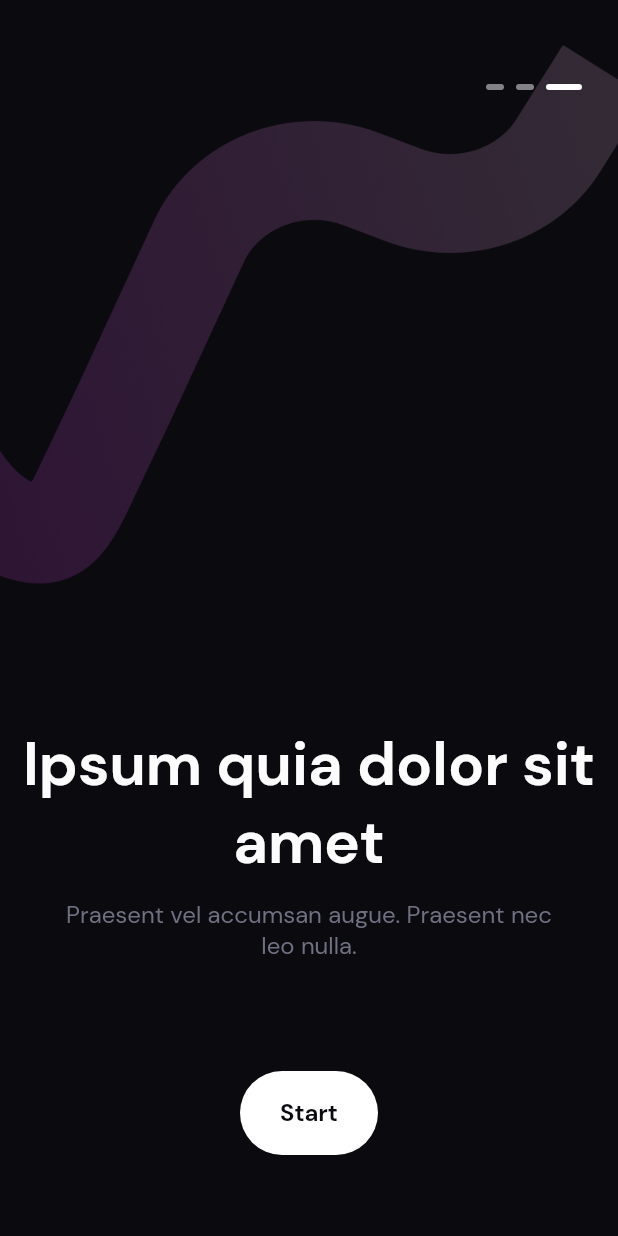
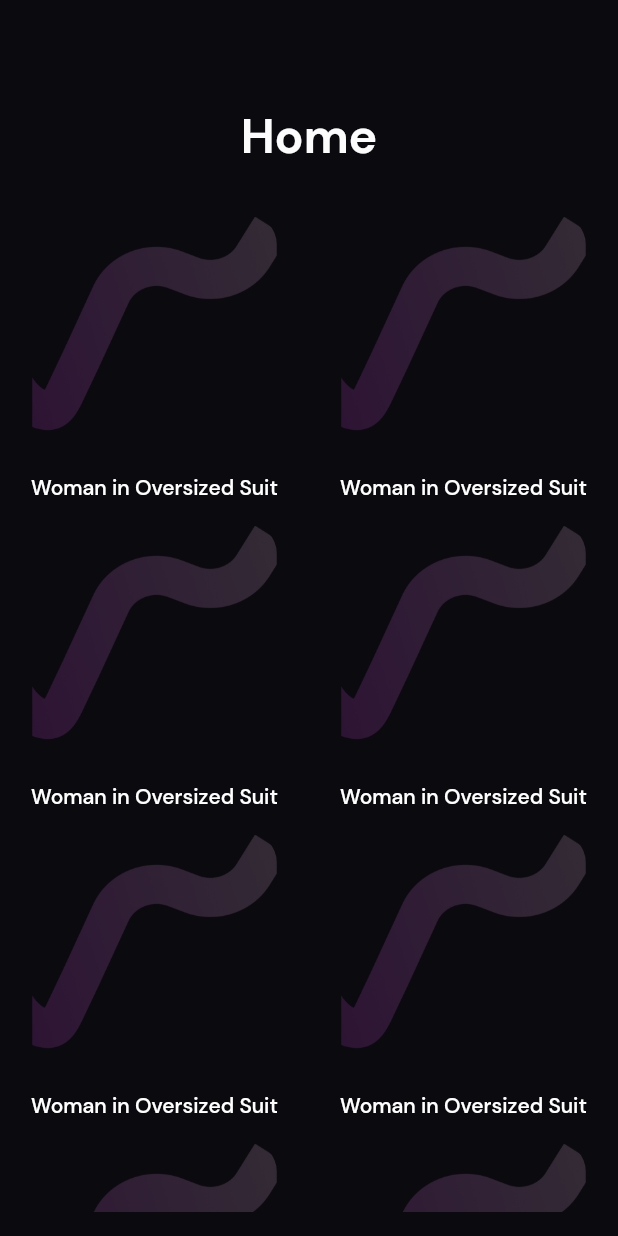
Before and after one commit to Abbie-n/flutter_challenge, a Flutter app: the screen it shows after launch, after a tap on "Skip", after a tap on "Start", on a phone screen of 412 x 824 dp. Run offline on Flutter 3.47's test engine with Material 2 defaults, Android fonts, the phone set to English and light mode, and no system bars; our stand-ins replace bloc, equatable.

Commit message:
Dummy UI

```diff
--- /dev/null
+++ b/lib/features/home/presentation/pages/home.dart
@@ -0,0 +1,65 @@
+import 'package:flutter/material.dart';
+import 'package:flutter/services.dart';
+import 'package:flutter_challenge/shared/shared.dart';
+
+class HomeScreen extends StatelessWidget {
+  const HomeScreen({Key? key}) : super(key: key);
+
+  @override
+  Widget build(BuildContext context) {
+    final orientation = MediaQuery.of(context).orientation;
+    return AnnotatedRegion<SystemUiOverlayStyle>(
+      value: SystemUiOverlayStyle.light,
+      child: Scaffold(
+        resizeToAvoidBottomInset: true,
+        body: Container(
+          padding: const EdgeInsets.only(
+            top: 70,
+            bottom: 16,
+          ),
+          alignment: Alignment.center,
+          child: Column(
+            children: [
+              Styles.bold(
+                'Home',
+                fontSize: 32,
+                textAlign: TextAlign.center,
+              ),
+              const YMargin(31),
+              Expanded(
+                child: GridView.builder(
+                  itemCount: 10,
+                  gridDelegate: SliverGridDelegateWithFixedCrossAxisCount(
+                      crossAxisCount:
+                          (orientation == Orientation.portrait) ? 2 : 3),
+                  itemBuilder: (BuildContext context, int index) {
+                    return Column(
+                      children: [
+                        Container(
+                          height: 163,
+                          width: 163,
+                          decoration: BoxDecoration(
+                            borderRadius: BorderRadius.circular(20),
+                            image: DecorationImage(
+                              image: AssetImage('${Constants.bgIcon}3'.toPng),
+                            ),
+                          ),
+                        ),
+                        const YMargin(10),
+                        Styles.semiBold(
+                          'Woman in Oversized Suit',
+                          fontSize: 14,
+                          color: AppColors.white,
+                        ),
+                      ],
+                    );
+                  },
+                ),
+              ),
+            ],
+          ),
+        ),
+      ),
+    );
+  }
+}
--- a/lib/features/onboarding/presentation/cubit/onboarding_cubit.dart
+++ /dev/null
@@ -1,8 +0,0 @@
-import 'package:bloc/bloc.dart';
-import 'package:equatable/equatable.dart';
-
-part 'onboarding_state.dart';
-
-class OnboardingCubit extends Cubit<OnboardingState> {
-  OnboardingCubit() : super(OnboardingInitial());
-}
--- a/lib/features/onboarding/presentation/cubit/onboarding_state.dart
+++ /dev/null
@@ -1,10 +0,0 @@
-part of 'onboarding_cubit.dart';
-
-abstract class OnboardingState extends Equatable {
-  const OnboardingState();
-
-  @override
-  List<Object> get props => [];
-}
-
-class OnboardingInitial extends OnboardingState {}
--- a/lib/features/onboarding/presentation/widgets/onboarding_widget.dart
+++ b/lib/features/onboarding/presentation/widgets/onboarding_widget.dart
@@ -1,4 +1,5 @@
 import 'package:flutter/material.dart';
+import 'package:flutter_challenge/features/home/presentation/pages/home.dart';
 import 'package:flutter_challenge/shared/shared.dart';
 
 class OnboardingWidget extends StatefulWidget {
@@ -23,6 +24,13 @@ class _OnboardingWidgetState extends State<OnboardingWidget> {
   void jumpToLast() => setState(() {
         index = 3;
       });
+
+  void navigateHome() => Navigator.pushReplacement(
+        context,
+        MaterialPageRoute(
+          builder: (context) => HomeScreen(),
+        ),
+      );
 
   final List<String> titles = [
     'Neque porro',
@@ -114,7 +122,7 @@ class _OnboardingWidgetState extends State<OnboardingWidget> {
                   margin: const EdgeInsets.symmetric(horizontal: 110),
                   child: CustomButton(
                     fontSize: 18,
-                    function: () => jumpToLast(),
+                    function: () => navigateHome(),
                     hasText: true,
                     height: 56,
                     width: 92,
```
